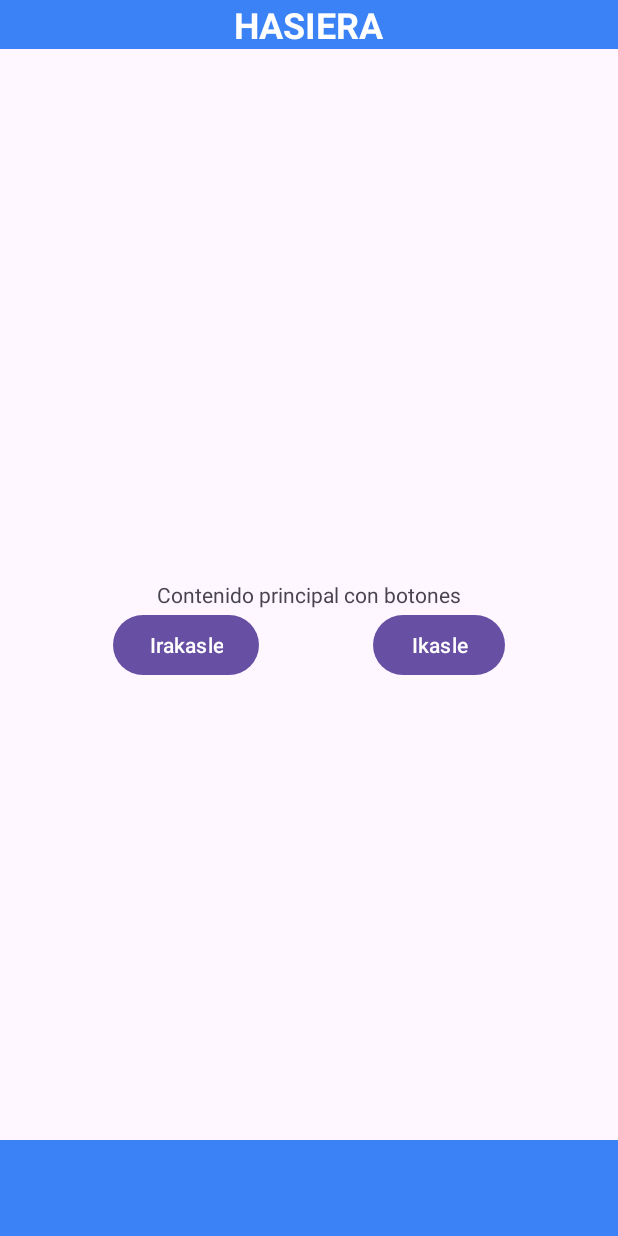
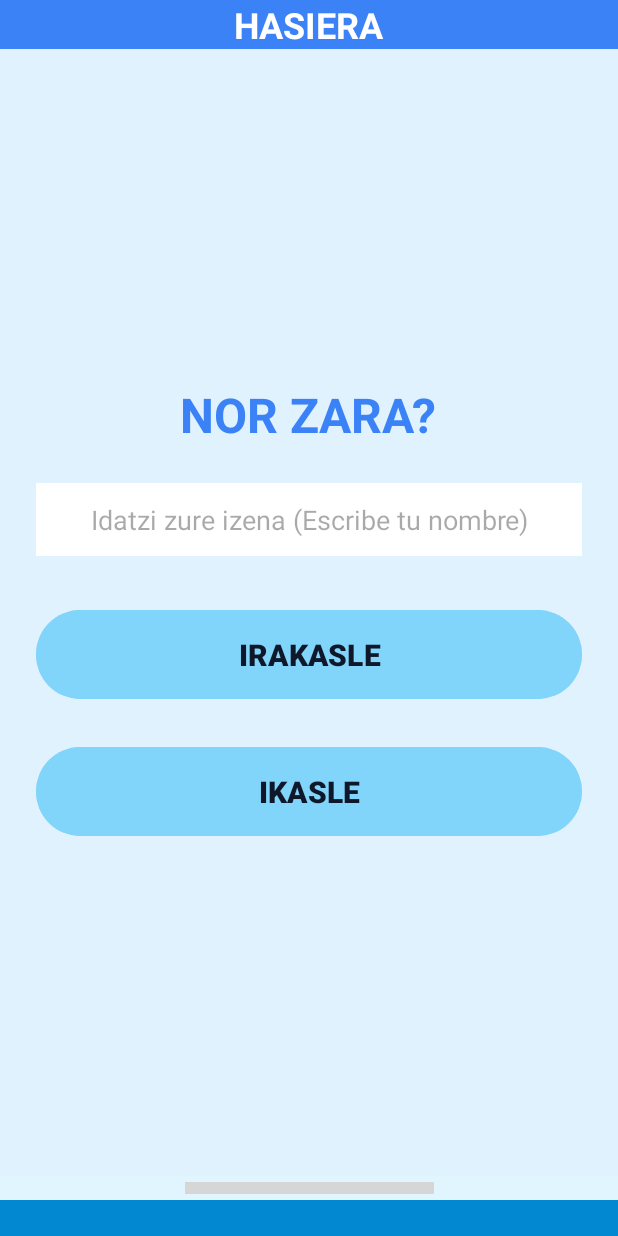
Before and after one commit to UnaiZugaza/GernikApp, an Android app: the screen it shows after launch (MainActivity), on a phone screen of 412 x 824 dp. Run offline under Robolectric (Android 15) with nearby library versions, the phone set to English and light mode, and no system bars; grey boxes are pictures that could not be loaded.

Commit message:
FIX: Corregir errores

```diff
--- a/app/src/main/java/com/unairubenigor/gernikapp/IrakasleActivity.kt
+++ b/app/src/main/java/com/unairubenigor/gernikapp/IrakasleActivity.kt
@@ -27,13 +27,14 @@ class IrakasleActivity : AppCompatActivity() {
 
         // --- Configuración del Menú Común (Footer) ---
         val footerView = findViewById<android.view.View>(R.id.footer_layout)
+
+        // CORRECCIÓN: buttonContinue es ImageButton
         val btnBack = footerView.findViewById<ImageButton>(R.id.buttonBack)
-        val btnContinue = footerView.findViewById<Button>(R.id.buttonContinue)
+        val btnContinue = footerView.findViewById<ImageButton>(R.id.buttonContinue)
 
         // Habilitamos el botón de ir atrás para volver a MainActivity
         btnBack.visibility = android.view.View.VISIBLE
         btnBack.setOnClickListener {
-            // Vuelve a la actividad anterior
             finish()
         }
 
--- a/app/src/main/java/com/unairubenigor/gernikapp/MainActivity.kt
+++ b/app/src/main/java/com/unairubenigor/gernikapp/MainActivity.kt
@@ -11,43 +11,35 @@ class MainActivity : AppCompatActivity() {
 
     override fun onCreate(savedInstanceState: Bundle?) {
         super.onCreate(savedInstanceState)
-        setContentView(R.layout.activity_main)
+        // Cargamos el layout corregido 'inicio.xml'
+        setContentView(R.layout.inicio)
 
-        // --- Configuración del Menú Común (Header) ---
-        // 🚨 CORREGIDO: Usar R.id.header_layout (ID de la etiqueta <include>) en lugar de R.id.menu_arriba
+        // --- Configuración del Header ---
         val headerView = findViewById<android.view.View>(R.id.header_layout)
         val headerTitle = headerView.findViewById<TextView>(R.id.textViewHeaderTitle)
-        // Establecemos el título para esta pantalla
         headerTitle.text = "HASIERA"
 
-        // --- Configuración del Menú Común (Footer) ---
-        // 🚨 CORREGIDO: Usar R.id.footer_layout (ID de la etiqueta <include>) en lugar de R.id.footer
+        // --- Configuración del Footer ---
         val footerView = findViewById<android.view.View>(R.id.footer_layout)
+
+        // CORRECCIÓN CRÍTICA: Ambos deben ser ImageButton
         val btnBack = footerView.findViewById<ImageButton>(R.id.buttonBack)
-        val btnContinue = footerView.findViewById<Button>(R.id.buttonContinue)
+        val btnContinue = footerView.findViewById<ImageButton>(R.id.buttonContinue) // Antes estaba como Button
 
-        // En la pantalla principal no mostramos el botón de ir atrás.
+        // Ocultamos flechas en la pantalla principal
         btnBack.visibility = android.view.View.INVISIBLE
-        // El botón JARRAITU (Continue) se usa para ir adelante después de la selección.
-        // Lo ocultamos por ahora, ya que el diseño usa los botones de rol para la navegación.
         btnContinue.visibility = android.view.View.INVISIBLE
 
-        // --- Lógica Principal de la Pantalla ---
+        // --- Lógica Principal ---
         val buttonIrakasle = findViewById<Button>(R.id.buttonIrakasle)
         val buttonIkasle = findViewById<Button>(R.id.buttonIkasle)
 
-        // Acción al pulsar IRAKASLE
         buttonIrakasle.setOnClickListener {
-            // Navega a la pantalla del profesor (generar código)
-            val intent = Intent(this, IrakasleActivity::class.java)
-            startActivity(intent)
+            startActivity(Intent(this, IrakasleActivity::class.java))
         }
 
-        // Acción al pulsar IKASLE
         buttonIkasle.setOnClickListener {
-            // Navega a la pantalla del estudiante (introducir código)
-            val intent = Intent(this, IkasleActivity::class.java)
-            startActivity(intent)
+            startActivity(Intent(this, IkasleActivity::class.java))
         }
     }
 }
--- a/app/src/main/res/layout/footer.xml
+++ b/app/src/main/res/layout/footer.xml
@@ -1,40 +1,84 @@
 <?xml version="1.0" encoding="utf-8"?>
 <androidx.constraintlayout.widget.ConstraintLayout xmlns:android="http://schemas.android.com/apk/res/android"
     xmlns:app="http://schemas.android.com/apk/res-auto"
+    xmlns:tools="http://schemas.android.com/tools"
     android:layout_width="match_parent"
-    android:layout_height="64dp"
-    android:background="#3b82f6"
-    android:padding="8dp">
+    android:layout_height="120dp">
 
-    <!-- Botón de Retroceso (Atrás) -->
-    <!-- Por defecto invisible, se mostrará/ocultará en cada Activity/Fragment -->
-    <ImageButton
-        android:id="@+id/buttonBack"
-        android:layout_width="48dp"
-        android:layout_height="48dp"
-        android:background="?attr/selectableItemBackgroundBorderless"
-        android:contentDescription="Atrás"
-        android:padding="12dp"
-        android:scaleType="fitCenter"
-        android:src="@drawable/ic_arrow_back_white_24dp"
-        android:visibility="invisible"
-        app:layout_constraintBottom_toBottomOf="parent"
+
+    <!-- 1. Fondo superior (Azul claro) donde van las imágenes -->
+    <View
+        android:id="@+id/background_top"
+        android:layout_width="0dp"
+        android:layout_height="0dp"
+        android:background="#E1F5FE"
+        app:layout_constraintBottom_toTopOf="@+id/bar_blue"
+        app:layout_constraintEnd_toEndOf="parent"
         app:layout_constraintStart_toStartOf="parent"
         app:layout_constraintTop_toTopOf="parent" />
 
-    <!-- Botón de Avance (Siguiente) - con un texto de ejemplo como JARRAITU -->
-    <Button
-        android:id="@+id/buttonContinue"
-        android:layout_width="wrap_content"
-        android:layout_height="wrap_content"
-        android:backgroundTint="#81d4fa"
-        android:text="JARRAITU"
-        android:textColor="#3b82f6"
-        android:textSize="14sp"
-        android:textStyle="bold"
-        android:visibility="visible"
+
+    <!-- 2. Barra inferior (Azul más oscuro) -->
+    <View
+        android:id="@+id/bar_blue"
+        android:layout_width="0dp"
+        android:layout_height="24dp"
+        android:background="#0288D1"
         app:layout_constraintBottom_toBottomOf="parent"
         app:layout_constraintEnd_toEndOf="parent"
+        app:layout_constraintStart_toStartOf="parent" />
+
+
+    <!-- 3. Botón ATRÁS (Izquierda) -->
+    <ImageButton
+        android:id="@+id/buttonBack"
+        android:layout_width="0dp"
+        android:layout_height="0dp"
+        android:layout_margin="8dp"
+        android:background="@android:color/transparent"
+        android:contentDescription="Atzera"
+        android:scaleType="fitCenter"
+        android:src="@drawable/flechaatzera"
+        android:visibility="invisible"
+        app:layout_constraintBottom_toTopOf="@+id/bar_blue"
+        app:layout_constraintEnd_toStartOf="@+id/imageViewLogo"
+        app:layout_constraintStart_toStartOf="parent"
+        app:layout_constraintTop_toTopOf="parent"
+        app:layout_constraintWidth_percent="0.25"
+        tools:visibility="visible" />
+
+
+    <!-- 4. LOGO CENTRAL (Siempre visible) -->
+    <ImageView
+        android:id="@+id/imageViewLogo"
+        android:layout_width="0dp"
+        android:layout_height="0dp"
+        android:layout_margin="4dp"
+        android:contentDescription="Logo GernikApp"
+        android:scaleType="fitCenter"
+        android:src="@drawable/logogernikapp"
+        app:layout_constraintBottom_toTopOf="@+id/bar_blue"
+        app:layout_constraintEnd_toStartOf="@+id/buttonContinue"
+        app:layout_constraintStart_toEndOf="@+id/buttonBack"
         app:layout_constraintTop_toTopOf="parent" />
 
+
+    <!-- 5. Botón SIGUIENTE (Derecha) -->
+    <ImageButton
+        android:id="@+id/buttonContinue"
+        android:layout_width="0dp"
+        android:layout_height="0dp"
+        android:layout_margin="8dp"
+        android:background="@android:color/transparent"
+        android:contentDescription="Jarraitu"
+        android:scaleType="fitCenter"
+        android:src="@drawable/flechajarraitu"
+        android:visibility="visible"
+        app:layout_constraintBottom_toTopOf="@+id/bar_blue"
+        app:layout_constraintEnd_toEndOf="parent"
+        app:layout_constraintStart_toEndOf="@+id/imageViewLogo"
+        app:layout_constraintTop_toTopOf="parent"
+        app:layout_constraintWidth_percent="0.25" />
+
+
 </androidx.constraintlayout.widget.ConstraintLayout>
--- a/app/src/main/res/layout/inicio.xml
+++ b/app/src/main/res/layout/inicio.xml
@@ -1,102 +1,82 @@
 <?xml version="1.0" encoding="utf-8"?>
-<androidx.constraintlayout.widget.ConstraintLayout xmlns:android="http://schemas.android.com/apk/res/android"
-    xmlns:app="http://schemas.android.com/apk/res-auto"
+<LinearLayout xmlns:android="http://schemas.android.com/apk/res/android"
     xmlns:tools="http://schemas.android.com/tools"
     android:layout_width="match_parent"
     android:layout_height="match_parent"
+    android:orientation="vertical"
     android:background="#e0f2fe"
-    tools:context=".MainActivity"> <!-- Color azul claro -->
+    tools:context=".MainActivity">
 
-    <!-- 1. HEADER (Menú Común) -->
+    <!-- 1. HEADER (Menú de arriba) -->
     <include
         android:id="@+id/header_layout"
         layout="@layout/menu_arriba"
-        android:layout_width="0dp"
-        android:layout_height="wrap_content"
-        app:layout_constraintEnd_toEndOf="parent"
-        app:layout_constraintStart_toStartOf="parent"
-        app:layout_constraintTop_toTopOf="parent" />
+        android:layout_width="match_parent"
+        android:layout_height="wrap_content" />
 
-    <!-- CONTENIDO PRINCIPAL -->
+    <!-- 2. CONTENIDO PRINCIPAL (Centrado) -->
     <LinearLayout
-        android:layout_width="0dp"
+        android:layout_width="match_parent"
         android:layout_height="0dp"
+        android:layout_weight="1"
         android:orientation="vertical"
-        android:padding="24dp"
-        app:layout_constraintBottom_toTopOf="@+id/footer_layout"
-        app:layout_constraintEnd_toEndOf="parent"
-        app:layout_constraintStart_toStartOf="parent"
-        app:layout_constraintTop_toBottomOf="@+id/header_layout">
+        android:gravity="center"
+        android:padding="24dp">
 
         <TextView
             android:layout_width="wrap_content"
             android:layout_height="wrap_content"
             android:text="NOR ZARA?"
-            android:textSize="20sp"
+            android:textSize="32sp"
             android:textStyle="bold"
             android:textColor="#3b82f6"
-            android:layout_marginBottom="16dp"/>
+            android:layout_marginBottom="24dp"/>
 
-        <!-- Cuadro de selección (simulado con un card y borde) -->
-        <androidx.cardview.widget.CardView
+        <!-- NUEVO: Campo para escribir el nombre -->
+        <EditText
+            android:id="@+id/editTextNombre"
             android:layout_width="match_parent"
             android:layout_height="wrap_content"
-            app:cardCornerRadius="8dp"
-            app:cardElevation="0dp"
-            app:cardUseCompatPadding="true"
-            android:layout_marginBottom="16dp"
-            android:backgroundTint="@android:color/transparent">
-            <TextView
-                android:layout_width="match_parent"
-                android:layout_height="48dp"
-                android:background="@drawable/rounded_border"
-                android:text=" "
-                android:importantForAccessibility="no" /> <!-- Corrección: Añadir esta línea -->
-        </androidx.cardview.widget.CardView>
+            android:hint="Idatzi zure izena (Escribe tu nombre)"
+            android:inputType="textPersonName"
+            android:textSize="18sp"
+            android:gravity="center"
+            android:padding="12dp"
+            android:background="@android:color/white"
+            android:layout_marginBottom="32dp" />
 
-        <TextView
-            android:layout_width="wrap_content"
-            android:layout_height="wrap_content"
-            android:text="Aukeratu bat"
-            android:textSize="16sp"
-            android:textColor="#3b82f6"
-            android:layout_marginBottom="32dp"/>
-
-        <!-- Opción IRAKASLE (Botón) -->
+        <!-- Botón IRAKASLE -->
         <Button
             android:id="@+id/buttonIrakasle"
             android:layout_width="match_parent"
             android:layout_height="wrap_content"
-            android:text="Irakasle"
-            android:textSize="18sp"
+            android:text="IRAKASLE"
+            android:textSize="20sp"
+            android:textStyle="bold"
             android:backgroundTint="#81d4fa"
-            android:textColor="#3b82f6"
-            android:layout_marginBottom="16dp"/>
+            android:textColor="#0f172a"
+            android:paddingVertical="16dp"
+            android:layout_marginBottom="24dp"/>
 
-        <!-- Opción IKASLE (Botón) -->
+        <!-- Botón IKASLE -->
         <Button
             android:id="@+id/buttonIkasle"
             android:layout_width="match_parent"
             android:layout_height="wrap_content"
-            android:text="Ikasle"
-            android:textSize="18sp"
+            android:text="IKASLE"
+            android:textSize="20sp"
+            android:textStyle="bold"
             android:backgroundTint="#81d4fa"
-            android:textColor="#3b82f6"
-            android:layout_marginBottom="32dp"/>
-
-        <!-- Contenedor para imágenes, no es necesario incluirlas, pero se deja el espacio -->
-        <!-- Las imágenes y el icono JARRAITU serán gestionados por el Footer en este layout, aunque el diseño original lo pone flotando -->
+            android:textColor="#0f172a"
+            android:paddingVertical="16dp"/>
 
     </LinearLayout>
 
-    <!-- 2. FOOTER (Menú Común) -->
+    <!-- 3. FOOTER (Menú de abajo) -->
     <include
         android:id="@+id/footer_layout"
         layout="@layout/footer"
-        android:layout_width="0dp"
-        android:layout_height="wrap_content"
-        app:layout_constraintBottom_toBottomOf="parent"
-        app:layout_constraintEnd_toEndOf="parent"
-        app:layout_constraintStart_toStartOf="parent" />
+        android:layout_width="match_parent"
+        android:layout_height="wrap_content" />
 
-</androidx.constraintlayout.widget.ConstraintLayout>
+</LinearLayout>
```
Also changed, not shown: app/src/main/java/com/unairubenigor/gernikapp/IkasleActivity.kt (+4 -6 lines).
